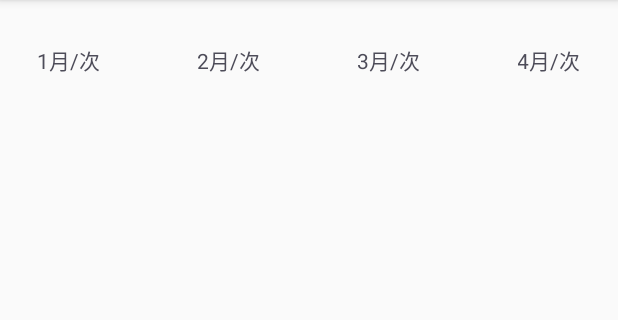
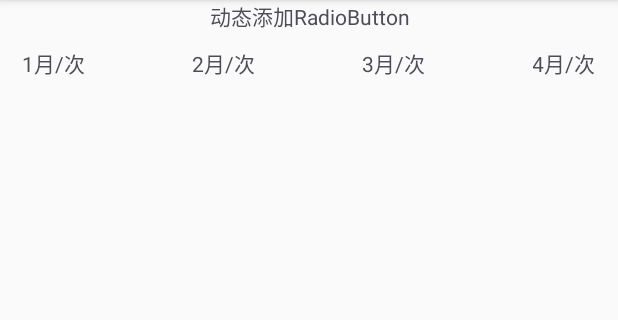
Before and after one commit to rixtdqqq/Training, an Android app: the fragment Blank6Fragment shown on its own in the app's theme, on a phone screen of 412 x 824 dp, the part 84-404 px from its top. Run offline under Robolectric (Android 15) with nearby library versions, the phone set to English and light mode, and no system bars.

Commit message:
glide——demo

```diff
--- a/app/src/main/java/com/zhuyx/training/activity/TrainingMainActivity.java
+++ b/app/src/main/java/com/zhuyx/training/activity/TrainingMainActivity.java
@@ -44,7 +44,7 @@ public class TrainingMainActivity extends TrainingBaseActivity implements Common
         fragments.add(new Blank4Fragment());
         fragments.add(new Blank5Fragment());
         fragments.add(new Blank6Fragment());
-        titles = new String[]{"碎片1", "测试Glide", "碎片3", "碎片4", "碎片5", "碎片6"};
+        titles = new String[]{"测试dataBinding", "测试Glide", "碎片3", "碎片4", "碎片5", "碎片6"};
     }
 
     @Override
--- a/app/src/main/java/com/zhuyx/training/fragment/Blank6Fragment.java
+++ b/app/src/main/java/com/zhuyx/training/fragment/Blank6Fragment.java
@@ -10,6 +10,7 @@ import android.widget.CompoundButton;
 import android.widget.RadioButton;
 import android.widget.RadioGroup;
 import android.widget.TextView;
+import android.widget.Toast;
 
 import com.zhuyx.training.R;
 import com.zhuyx.training.base.TrainingBaseFragment;
@@ -17,7 +18,6 @@ import com.zhuyx.training.base.TrainingBaseFragment;
 public class Blank6Fragment extends TrainingBaseFragment implements RadioGroup.OnCheckedChangeListener {
 
     private RadioGroup mRadioGroup;
-    private TextView mTextView;
 
     @Override
     public void onAttach(Context context) {
@@ -38,7 +38,6 @@ public class Blank6Fragment extends TrainingBaseFragment implements RadioGroup.O
     @Override
     public void initView(View view) {
         mRadioGroup = (RadioGroup) view.findViewById(R.id.radio_group);
-        mTextView = (TextView) view.findViewById(R.id.tv);
         mRadioGroup.setOnCheckedChangeListener(this);
     }
 
@@ -50,7 +49,7 @@ public class Blank6Fragment extends TrainingBaseFragment implements RadioGroup.O
     @Override
     public void onCheckedChanged(RadioGroup group, int checkedId) {
         RadioButton rb = (RadioButton) group.findViewById(checkedId);
-        mTextView.setText(rb.getText().toString());
+        Toast.makeText(getActivity(), rb.getText().toString(), Toast.LENGTH_SHORT).show();
     }
 
     private void setRadioButton(String[] select) {
--- a/app/src/main/res/layout/training_f_blank6.xml
+++ b/app/src/main/res/layout/training_f_blank6.xml
@@ -1,22 +1,28 @@
 <LinearLayout xmlns:android="http://schemas.android.com/apk/res/android"
               xmlns:tools="http://schemas.android.com/tools"
               android:layout_width="match_parent"
-              android:layout_height="match_parent"
+              android:layout_height="wrap_content"
               android:orientation="vertical"
               tools:context="com.zhuyx.training.fragment.Blank6Fragment">
 
     <TextView
-        android:id="@+id/tv"
         style="@style/CustomTextStyle14666"
-        android:layout_width="wrap_content"
-        android:layout_height="wrap_content"/>
+        android:layout_width="match_parent"
+        android:layout_height="wrap_content"
+        android:gravity="center"
+        android:text="动态添加RadioButton"/>
 
     <RadioGroup
         android:id="@+id/radio_group"
         android:layout_width="match_parent"
         android:layout_height="wrap_content"
-        android:orientation="horizontal"
-        android:layout_marginLeft="25dp"
-        android:layout_marginRight="25dp">
+        android:layout_marginLeft="@dimen/common_margin"
+        android:layout_marginRight="@dimen/common_margin"
+        android:orientation="horizontal">
     </RadioGroup>
+
+    <View
+        android:layout_width="match_parent"
+        android:layout_height="@dimen/separate_line_height"
+        android:background="@color/colorPrimary"/>
 </LinearLayout>
```
